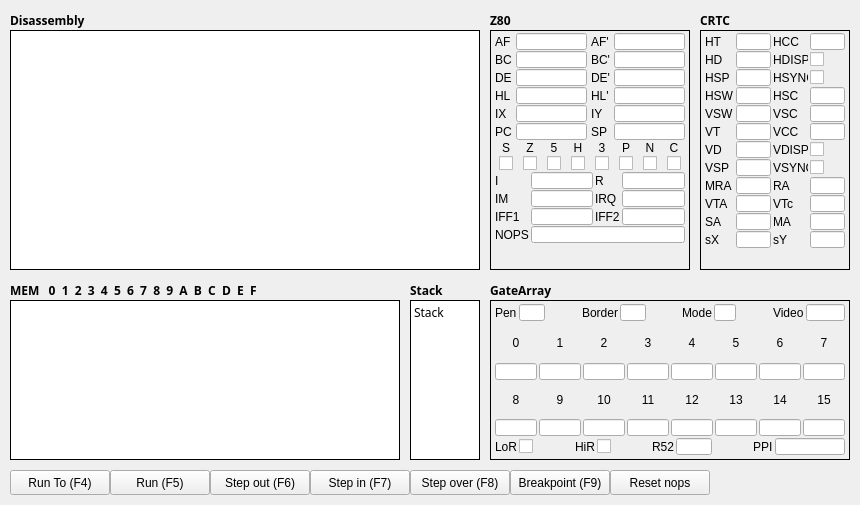
abalore/Cadence, file Debugger.ui: the form before one commit.
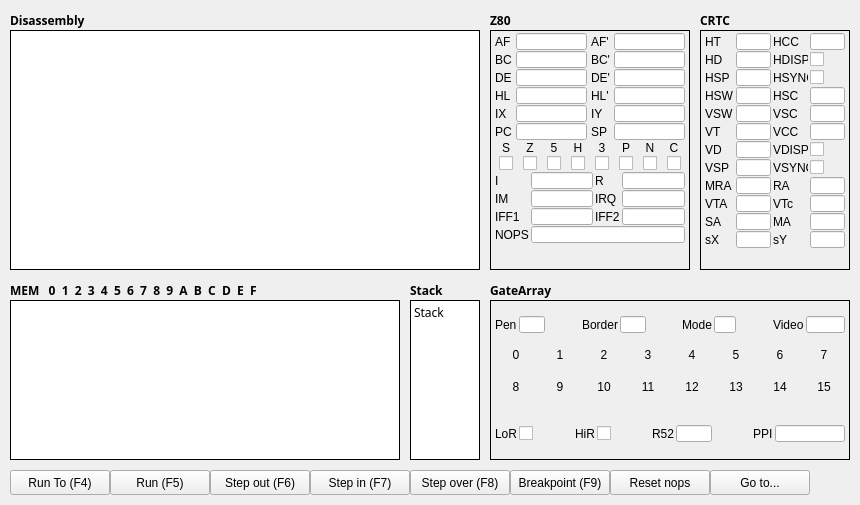
The form after the commit.

The edit to the form file:
```diff
--- a/Debugger.ui
+++ b/Debugger.ui
@@ -1119,6 +1119,12 @@
         </property>
         <item row="0" column="0">
          <widget class="QLabel" name="lblInk0">
+          <property name="maximumSize">
+           <size>
+            <width>16777215</width>
+            <height>13</height>
+           </size>
+          </property>
           <property name="text">
            <string>0</string>
           </property>
@@ -1129,6 +1135,12 @@
         </item>
         <item row="0" column="1">
          <widget class="QLabel" name="lblInk1">
+          <property name="maximumSize">
+           <size>
+            <width>16777215</width>
+            <height>13</height>
+           </size>
+          </property>
           <property name="text">
            <string>1</string>
           </property>
@@ -1139,6 +1151,12 @@
         </item>
         <item row="0" column="2">
          <widget class="QLabel" name="lblInk2">
+          <property name="maximumSize">
+           <size>
+            <width>16777215</width>
+            <height>13</height>
+           </size>
+          </property>
           <property name="text">
            <string>2</string>
           </property>
@@ -1149,6 +1167,12 @@
         </item>
         <item row="0" column="3">
          <widget class="QLabel" name="lblInk3">
+          <property name="maximumSize">
+           <size>
+            <width>16777215</width>
+            <height>13</height>
+           </size>
+          </property>
           <property name="text">
            <string>3</string>
           </property>
@@ -1159,6 +1183,12 @@
         </item>
         <item row="0" column="4">
          <widget class="QLabel" name="lblInk4">
+          <property name="maximumSize">
+           <size>
+            <width>16777215</width>
+            <height>13</height>
+           </size>
+          </property>
           <property name="text">
            <string>4</string>
           </property>
@@ -1169,6 +1199,12 @@
         </item>
         <item row="0" column="5">
          <widget class="QLabel" name="lblInk5">
+          <property name="maximumSize">
+           <size>
+            <width>16777215</width>
+            <height>13</height>
+           </size>
+          </property>
           <property name="text">
            <string>5</string>
           </property>
@@ -1179,6 +1215,12 @@
         </item>
         <item row="0" column="6">
          <widget class="QLabel" name="lblInk6">
+          <property name="maximumSize">
+           <size>
+            <width>16777215</width>
+            <height>13</height>
+           </size>
+          </property>
           <property name="text">
            <string>6</string>
           </property>
@@ -1189,6 +1231,12 @@
         </item>
         <item row="0" column="7">
          <widget class="QLabel" name="lblInk7">
+          <property name="maximumSize">
+           <size>
+            <width>16777215</width>
+            <height>13</height>
+           </size>
+          </property>
           <property name="text">
            <string>7</string>
           </property>
@@ -1198,7 +1246,7 @@
          </widget>
         </item>
         <item row="1" column="0">
-         <widget class="QLineEdit" name="txtInk0">
+         <widget class="QLabel" name="txtInk0">
           <property name="minimumSize">
            <size>
             <width>0</width>
@@ -1211,19 +1259,13 @@
             <height>17</height>
            </size>
           </property>
-          <property name="maxLength">
-           <number>2</number>
-          </property>
           <property name="alignment">
            <set>Qt::AlignCenter</set>
           </property>
-          <property name="readOnly">
-           <bool>true</bool>
-          </property>
          </widget>
         </item>
         <item row="1" column="1">
-         <widget class="QLineEdit" name="txtInk1">
+         <widget class="QLabel" name="txtInk1">
           <property name="minimumSize">
            <size>
             <width>0</width>
@@ -1236,19 +1278,13 @@
             <height>17</height>
            </size>
           </property>
-          <property name="maxLength">
-           <number>2</number>
-          </property>
           <property name="alignment">
            <set>Qt::AlignCenter</set>
           </property>
-          <property name="readOnly">
-           <bool>true</bool>
-          </property>
          </widget>
         </item>
         <item row="1" column="2">
-         <widget class="QLineEdit" name="txtInk2">
+         <widget class="QLabel" name="txtInk2">
           <property name="minimumSize">
            <size>
             <width>0</width>
@@ -1261,19 +1297,13 @@
             <height>17</height>
            </size>
           </property>
-          <property name="maxLength">
-           <number>2</number>
-          </property>
           <property name="alignment">
            <set>Qt::AlignCenter</set>
           </property>
-          <property name="readOnly">
-           <bool>true</bool>
-          </property>
          </widget>
         </item>
         <item row="1" column="3">
-         <widget class="QLineEdit" name="txtInk3">
+         <widget class="QLabel" name="txtInk3">
           <property name="minimumSize">
            <size>
             <width>0</width>
@@ -1286,19 +1316,13 @@
             <height>17</height>
            </size>
           </property>
-          <property name="maxLength">
-           <number>2</number>
-          </property>
           <property name="alignment">
            <set>Qt::AlignCenter</set>
           </property>
-          <property name="readOnly">
-           <bool>true</bool>
-          </property>
          </widget>
         </item>
         <item row="1" column="4">
-         <widget class="QLineEdit" name="txtInk4">
+         <widget class="QLabel" name="txtInk4">
           <property name="minimumSize">
            <size>
             <width>0</width>
@@ -1311,19 +1335,13 @@
             <height>17</height>
            </size>
           </property>
-          <property name="maxLength">
-           <number>2</number>
-          </property>
           <property name="alignment">
            <set>Qt::AlignCenter</set>
           </property>
-          <property name="readOnly">
-           <bool>true</bool>
-          </property>
          </widget>
         </item>
         <item row="1" column="5">
-         <widget class="QLineEdit" name="txtInk5">
+         <widget class="QLabel" name="txtInk5">
           <property name="minimumSize">
            <size>
             <width>0</width>
@@ -1336,19 +1354,13 @@
             <height>17</height>
            </size>
           </property>
-          <property name="maxLength">
-           <number>2</number>
-          </property>
           <property name="alignment">
            <set>Qt::AlignCenter</set>
           </property>
-          <property name="readOnly">
-           <bool>true</bool>
-          </property>
          </widget>
         </item>
         <item row="1" column="6">
-         <widget class="QLineEdit" name="txtInk6">
+         <widget class="QLabel" name="txtInk6">
           <property name="minimumSize">
            <size>
             <width>0</width>
@@ -1361,19 +1373,13 @@
             <height>17</height>
            </size>
           </property>
-          <property name="maxLength">
-           <number>2</number>
-          </property>
           <property name="alignment">
            <set>Qt::AlignCenter</set>
           </property>
-          <property name="readOnly">
-           <bool>true</bool>
-          </property>
          </widget>
         </item>
         <item row="1" column="7">
-         <widget class="QLineEdit" name="txtInk7">
+         <widget class="QLabel" name="txtInk7">
           <property name="minimumSize">
            <size>
             <width>0</width>
@@ -1386,19 +1392,19 @@
             <height>17</height>
            </size>
           </property>
-          <property name="maxLength">
-           <number>2</number>
-          </property>
           <property name="alignment">
            <set>Qt::AlignCenter</set>
           </property>
-          <property name="readOnly">
-           <bool>true</bool>
-          </property>
          </widget>
         </item>
         <item row="2" column="0">
          <widget class="QLabel" name="lblInk8">
+          <property name="maximumSize">
+           <size>
+            <width>16777215</width>
+            <height>13</height>
+           </size>
+          </property>
           <property name="text">
            <string>8</string>
           </property>
@@ -1409,6 +1415,12 @@
         </item>
         <item row="2" column="1">
          <widget class="QLabel" name="lblInk9">
+          <property name="maximumSize">
+           <size>
+            <width>16777215</width>
+            <height>13</height>
+           </size>
+          </property>
           <property name="text">
            <string>9</string>
           </property>
@@ -1419,6 +1431,12 @@
         </item>
         <item row="2" column="2">
          <widget class="QLabel" name="lblInk10">
+          <property name="maximumSize">
+           <size>
+            <width>16777215</width>
+            <height>13</height>
+           </size>
+          </property>
           <property name="text">
            <string>10</string>
           </property>
@@ -1429,6 +1447,12 @@
         </item>
         <item row="2" column="3">
          <widget class="QLabel" name="lblInk11">
+          <property name="maximumSize">
+           <size>
+            <width>16777215</width>
+            <height>13</height>
+           </size>
+          </property>
           <property name="text">
            <string>11</string>
           </property>
@@ -1439,6 +1463,12 @@
         </item>
         <item row="2" column="4">
          <widget class="QLabel" name="lblInk12">
+          <property name="maximumSize">
+           <size>
+            <width>16777215</width>
+            <height>13</height>
+           </size>
+          </property>
           <property name="text">
            <string>12</string>
           </property>
@@ -1449,6 +1479,12 @@
         </item>
         <item row="2" column="5">
          <widget class="QLabel" name="lblInk13">
+          <property name="maximumSize">
+           <size>
+            <width>16777215</width>
+            <height>13</height>
+           </size>
+          </property>
           <property name="text">
            <string>13</string>
           </property>
@@ -1459,6 +1495,12 @@
         </item>
         <item row="2" column="6">
          <widget class="QLabel" name="lblInk14">
+          <property name="maximumSize">
+           <size>
+            <width>16777215</width>
+            <height>13</height>
+           </size>
+          </property>
           <property name="text">
            <string>14</string>
           </property>
@@ -1469,6 +1511,12 @@
         </item>
         <item row="2" column="7">
          <widget class="QLabel" name="lblInk15">
+          <property name="maximumSize">
+           <size>
+            <width>16777215</width>
+            <height>13</height>
+           </size>
+          </property>
           <property name="text">
            <string>15</string>
           </property>
@@ -1478,7 +1526,7 @@
          </widget>
         </item>
         <item row="3" column="0">
-         <widget class="QLineEdit" name="txtInk8">
+         <widget class="QLabel" name="txtInk8">
           <property name="minimumSize">
            <size>
             <width>0</width>
@@ -1491,19 +1539,13 @@
             <height>17</height>
            </size>
           </property>
-          <property name="maxLength">
-           <number>2</number>
-          </property>
           <property name="alignment">
            <set>Qt::AlignCenter</set>
           </property>
-          <property name="readOnly">
-           <bool>true</bool>
-          </property>
          </widget>
         </item>
         <item row="3" column="1">
-         <widget class="QLineEdit" name="txtInk9">
+         <widget class="QLabel" name="txtInk9">
           <property name="minimumSize">
            <size>
             <width>0</width>
@@ -1516,19 +1558,13 @@
             <height>17</height>
            </size>
           </property>
-          <property name="maxLength">
-           <number>2</number>
-          </property>
           <property name="alignment">
            <set>Qt::AlignCenter</set>
           </property>
-          <property name="readOnly">
-           <bool>true</bool>
-          </property>
          </widget>
         </item>
         <item row="3" column="2">
-         <widget class="QLineEdit" name="txtInk10">
+         <widget class="QLabel" name="txtInk10">
           <property name="minimumSize">
            <size>
             <width>0</width>
@@ -1541,19 +1577,13 @@
             <height>17</height>
            </size>
           </property>
-          <property name="maxLength">
-           <number>2</number>
-          </property>
           <property name="alignment">
            <set>Qt::AlignCenter</set>
           </property>
-          <property name="readOnly">
-           <bool>true</bool>
-          </property>
          </widget>
         </item>
         <item row="3" column="3">
-         <widget class="QLineEdit" name="txtInk11">
+         <widget class="QLabel" name="txtInk11">
           <property name="minimumSize">
            <size>
             <width>0</width>
@@ -1566,19 +1596,13 @@
             <height>17</height>
            </size>
           </property>
-          <property name="maxLength">
-           <number>2</number>
-          </property>
           <property name="alignment">
            <set>Qt::AlignCenter</set>
           </property>
-          <property name="readOnly">
-           <bool>true</bool>
-          </property>
          </widget>
         </item>
         <item row="3" column="4">
-         <widget class="QLineEdit" name="txtInk12">
+         <widget class="QLabel" name="txtInk12">
           <property name="minimumSize">
            <size>
             <width>0</width>
@@ -1591,19 +1615,13 @@
             <height>17</height>
            </size>
           </property>
-          <property name="maxLength">
-           <number>2</number>
-          </property>
           <property name="alignment">
            <set>Qt::AlignCenter</set>
           </property>
-          <property name="readOnly">
-           <bool>true</bool>
-          </property>
          </widget>
         </item>
         <item row="3" column="5">
-         <widget class="QLineEdit" name="txtInk13">
+         <widget class="QLabel" name="txtInk13">
           <property name="minimumSize">
            <size>
             <width>0</width>
@@ -1616,19 +1634,13 @@
             <height>17</height>
            </size>
           </property>
-          <property name="maxLength">
-           <number>2</number>
-          </property>
           <property name="alignment">
            <set>Qt::AlignCenter</set>
           </property>
-          <property name="readOnly">
-           <bool>true</bool>
-          </property>
          </widget>
         </item>
         <item row="3" column="6">
-         <widget class="QLineEdit" name="txtInk14">
+         <widget class="QLabel" name="txtInk14">
           <property name="minimumSize">
            <size>
             <width>0</width>
@@ -1641,19 +1653,13 @@
             <height>17</height>
            </size>
           </property>
-          <property name="maxLength">
-           <number>2</number>
-          </property>
           <property name="alignment">
            <set>Qt::AlignCenter</set>
           </property>
-          <property name="readOnly">
-           <bool>true</bool>
-          </property>
          </widget>
         </item>
         <item row="3" column="7">
-         <widget class="QLineEdit" name="txtInk15">
+         <widget class="QLabel" name="txtInk15">
           <property name="minimumSize">
            <size>
             <width>0</width>
@@ -1666,15 +1672,9 @@
             <height>17</height>
            </size>
           </property>
-          <property name="maxLength">
-           <number>2</number>
-          </property>
           <property name="alignment">
            <set>Qt::AlignCenter</set>
           </property>
-          <property name="readOnly">
-           <bool>true</bool>
-          </property>
          </widget>
         </item>
        </layout>
@@ -3084,6 +3084,28 @@
     <string>Reset nops</string>
    </property>
   </widget>
+  <widget class="QPushButton" name="btnGoTo">
+   <property name="geometry">
+    <rect>
+     <x>710</x>
+     <y>470</y>
+     <width>100</width>
+     <height>25</height>
+    </rect>
+   </property>
+   <property name="font">
+    <font>
+     <family>Ubuntu</family>
+     <pointsize>9</pointsize>
+    </font>
+   </property>
+   <property name="focusPolicy">
+    <enum>Qt::NoFocus</enum>
+   </property>
+   <property name="text">
+    <string>Go to...</string>
+   </property>
+  </widget>
  </widget>
  <resources/>
  <connections/>
```
